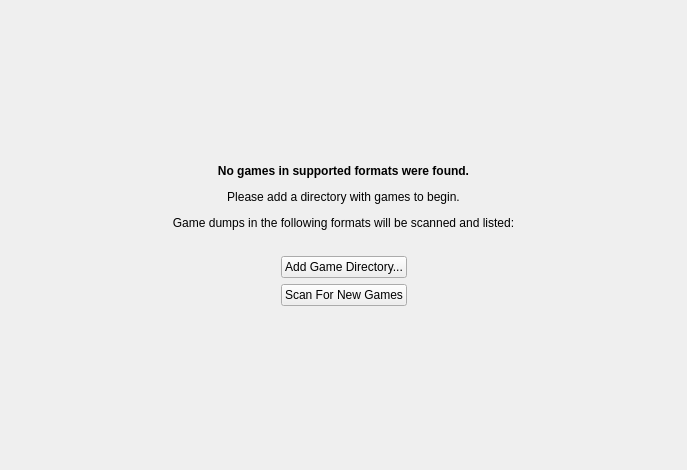
This is src/duckstation-qt/emptygamelistwidget.ui in stenzek/duckstation as Qt 5 draws it before an edit. The edited form follows.
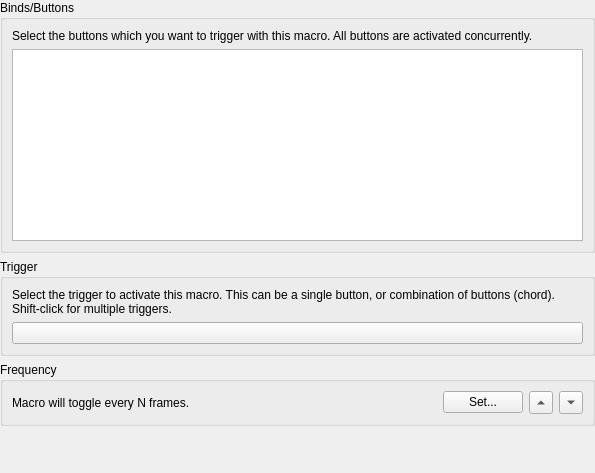
This is the edited form. Custom widgets are drawn as their Qt base class.

What changed in the file:
```diff
--- a/src/duckstation-qt/emptygamelistwidget.ui
+++ b/src/duckstation-qt/emptygamelistwidget.ui
@@ -6,114 +6,123 @@
    <rect>
     <x>0</x>
     <y>0</y>
-    <width>687</width>
-    <height>470</height>
+    <width>595</width>
+    <height>473</height>
    </rect>
   </property>
   <layout class="QVBoxLayout" name="verticalLayout">
+   <property name="leftMargin">
+    <number>0</number>
+   </property>
+   <property name="topMargin">
+    <number>0</number>
+   </property>
+   <property name="rightMargin">
+    <number>0</number>
+   </property>
+   <property name="bottomMargin">
+    <number>0</number>
+   </property>
    <item>
-    <spacer name="verticalSpacer_2">
-     <property name="orientation">
-      <enum>Qt::Vertical</enum>
+    <widget class="QGroupBox" name="groupBox">
+     <property name="title">
+      <string>Binds/Buttons</string>
      </property>
-     <property name="sizeHint" stdset="0">
-      <size>
-       <width>20</width>
-       <height>40</height>
-      </size>
-     </property>
-    </spacer>
-   </item>
+     <layout class="QGridLayout" name="gridLayout_2">
+      <item row="0" column="0">
+       <widget class="QLabel" name="label_2">
+        <property name="text">
+         <string>Select the buttons which you want to trigger with this macro. All buttons are activated concurrently.</string>
+        </property>
+        <property name="wordWrap">
+         <bool>true</bool>
+        </property>
+       </widget>
+      </item>
+      <item row="1" column="0">
+       <widget class="QListWidget" name="bindList"/>
+      </item>
+     </layout>
+    </widget>
+   </item>
    <item>
+    <widget class="QGroupBox" name="groupBox_2">
+     <property name="title">
+      <string>Trigger</string>
+     </property>
+     <layout class="QGridLayout" name="gridLayout">
+      <item row="0" column="0" colspan="2">
     <widget class="QLabel" name="label">
      <property name="text">
-      <string>&lt;html&gt;&lt;head/&gt;&lt;body&gt;&lt;p&gt;&lt;span style=&quot; font-weight:700;&quot;&gt;No games in supported formats were found.&lt;/span&gt;&lt;/p&gt;&lt;p&gt;Please add a directory with games to begin.&lt;/p&gt;&lt;p&gt;Game dumps in the following formats will be scanned and listed:&lt;/p&gt;&lt;/body&gt;&lt;/html&gt;</string>
+         <string>Select the trigger to activate this macro. This can be a single button, or combination of buttons (chord). Shift-click for multiple triggers.</string>
      </property>
      <property name="alignment">
-      <set>Qt::AlignCenter</set>
-     </property>
-    </widget>
-   </item>
-   <item>
-    <widget class="QLabel" name="supportedFormats">
-     <property name="alignment">
-      <set>Qt::AlignCenter</set>
-     </property>
-    </widget>
-   </item>
+         <set>Qt::AlignLeading|Qt::AlignLeft|Qt::AlignTop</set>
+        </property>
+        <property name="wordWrap">
+         <bool>true</bool>
+        </property>
+       </widget>
+      </item>
+      <item row="1" column="0" colspan="2">
+       <widget class="InputBindingWidget" name="trigger">
+       </widget>
+      </item>
+     </layout>
+    </widget>
+   </item>
    <item>
-    <layout class="QHBoxLayout" name="horizontalLayout">
-     <item>
-      <spacer name="horizontalSpacer_2">
-       <property name="orientation">
-        <enum>Qt::Horizontal</enum>
-       </property>
-       <property name="sizeHint" stdset="0">
-        <size>
-         <width>40</width>
-         <height>20</height>
-        </size>
-       </property>
-      </spacer>
-     </item>
+    <widget class="QGroupBox" name="groupBox_3">
+     <property name="title">
+      <string>Frequency</string>
+     </property>
+     <layout class="QGridLayout" name="gridLayout_3">
+      <item row="0" column="0">
+       <layout class="QHBoxLayout" name="horizontalLayout" stretch="1,0,0,0">
      <item>
-      <widget class="QPushButton" name="addGameDirectory">
+         <widget class="QLabel" name="frequencyText">
        <property name="text">
-        <string>Add Game Directory...</string>
+           <string>Macro will toggle every N frames.</string>
        </property>
       </widget>
      </item>
      <item>
-      <spacer name="horizontalSpacer">
-       <property name="orientation">
-        <enum>Qt::Horizontal</enum>
-       </property>
-       <property name="sizeHint" stdset="0">
-        <size>
-         <width>40</width>
-         <height>20</height>
-        </size>
-       </property>
-      </spacer>
-     </item>
-    </layout>
-   </item>
+         <widget class="QPushButton" name="setFrequency">
+          <property name="text">
+           <string>Set...</string>
+          </property>
+         </widget>
+        </item>
    <item>
-    <layout class="QHBoxLayout" name="horizontalLayout_2">
-     <item>
-      <spacer name="horizontalSpacer_3">
-       <property name="orientation">
-        <enum>Qt::Horizontal</enum>
-       </property>
-       <property name="sizeHint" stdset="0">
+         <widget class="QToolButton" name="increaseFrequency">
+          <property name="minimumSize">
         <size>
-         <width>40</width>
+            <width>0</width>
          <height>20</height>
         </size>
        </property>
-      </spacer>
-     </item>
-     <item>
-      <widget class="QPushButton" name="scanForNewGames">
-       <property name="text">
-        <string>Scan For New Games</string>
+          <property name="arrowType">
+           <enum>Qt::UpArrow</enum>
        </property>
       </widget>
      </item>
      <item>
-      <spacer name="horizontalSpacer_4">
-       <property name="orientation">
-        <enum>Qt::Horizontal</enum>
-       </property>
-       <property name="sizeHint" stdset="0">
+         <widget class="QToolButton" name="decreateFrequency">
+          <property name="minimumSize">
         <size>
-         <width>40</width>
+            <width>0</width>
          <height>20</height>
         </size>
        </property>
-      </spacer>
-     </item>
-    </layout>
+          <property name="arrowType">
+           <enum>Qt::DownArrow</enum>
+          </property>
+         </widget>
+        </item>
+       </layout>
+      </item>
+     </layout>
+    </widget>
    </item>
    <item>
     <spacer name="verticalSpacer">
@@ -130,6 +139,13 @@
    </item>
   </layout>
  </widget>
+ <customwidgets>
+  <customwidget>
+   <class>InputBindingWidget</class>
+   <extends>QPushButton</extends>
+   <header>inputbindingwidgets.h</header>
+  </customwidget>
+ </customwidgets>
  <resources/>
  <connections/>
 </ui>
```
Left out of the diff: 4 changed lines with no effect on the pictures. Lines whose indentation alone changed are shown as unchanged.
